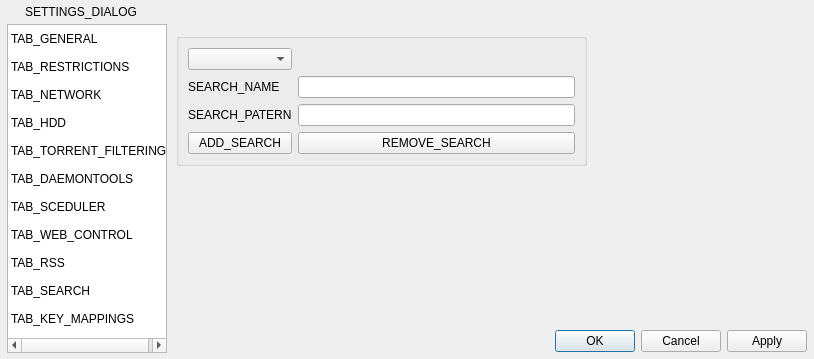
This is src/SettingsDialog.ui in CuteTorrent/CuteTorrent as Qt 5 draws it before an edit. The edited form follows.
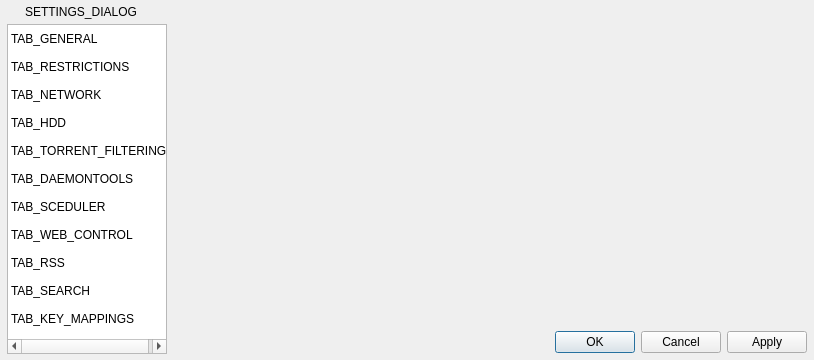
This is the edited form. The open tabs and pages were chosen to show the change. Icons and pictures are not drawn.

```diff
--- a/src/SettingsDialog.ui
+++ b/src/SettingsDialog.ui
@@ -6,8 +6,8 @@
    <rect>
     <x>0</x>
     <y>0</y>
-    <width>793</width>
-    <height>359</height>
+    <width>800</width>
+    <height>360</height>
    </rect>
   </property>
   <property name="windowTitle">
@@ -1690,52 +1690,6 @@
         <widget class="QWidget" name="serchTab">
          <layout class="QGridLayout" name="gridLayout_12">
           <item row="0" column="0" colspan="2">
-           <widget class="QGroupBox" name="groupBox_7">
-            <property name="title">
-             <string/>
-            </property>
-            <layout class="QGridLayout" name="gridLayout_13">
-             <item row="0" column="0">
-              <widget class="QComboBox" name="sourcesComboBox"/>
-             </item>
-             <item row="1" column="0">
-              <widget class="QLabel" name="label_24">
-               <property name="text">
-                <string>SEARCH_NAME</string>
-               </property>
-              </widget>
-             </item>
-             <item row="1" column="1">
-              <widget class="QLineEdit" name="searchItemNameLineEdit"/>
-             </item>
-             <item row="2" column="0">
-              <widget class="QLabel" name="label_25">
-               <property name="text">
-                <string>SEARCH_PATERN</string>
-               </property>
-              </widget>
-             </item>
-             <item row="2" column="1">
-              <widget class="QLineEdit" name="searchItemPatternLineEdit"/>
-             </item>
-             <item row="3" column="0">
-              <widget class="QPushButton" name="addSearchButton">
-               <property name="text">
-                <string>ADD_SEARCH</string>
-               </property>
-              </widget>
-             </item>
-             <item row="3" column="1">
-              <widget class="QPushButton" name="removeSearchButton">
-               <property name="text">
-                <string>REMOVE_SEARCH</string>
-               </property>
-              </widget>
-             </item>
-            </layout>
-           </widget>
-          </item>
-          <item row="1" column="0" colspan="3">
            <spacer name="verticalSpacer">
             <property name="orientation">
              <enum>Qt::Vertical</enum>
```
Left out of the diff: 346 changed lines with no effect on the pictures.
